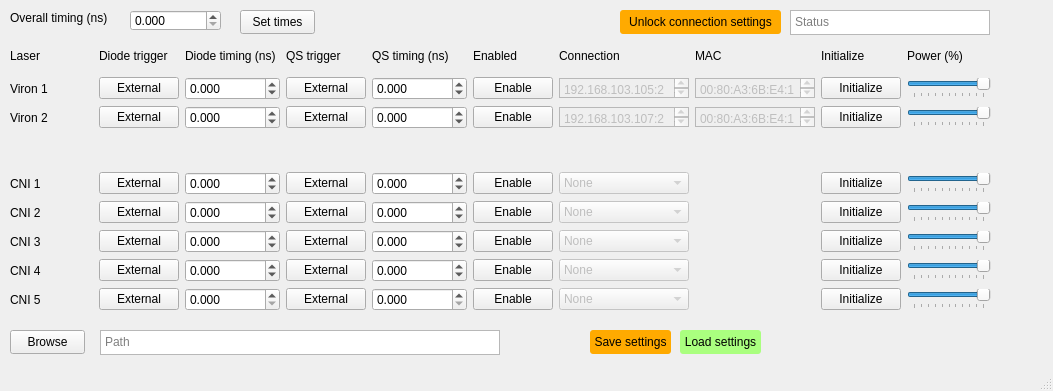
Qt form laser_timing copy.ui (brad-ley/fel-esr) before a commit.
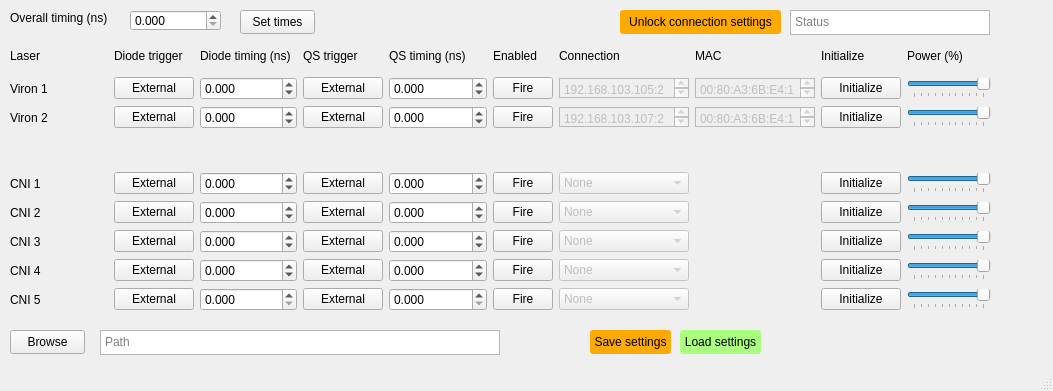
The same form after that commit.

Patch:
```diff
--- a/laser_timing copy.ui
+++ b/laser_timing copy.ui
@@ -738,18 +738,18 @@
       <widget class="QPushButton" name="c4_enabled">
        <property name="minimumSize">
         <size>
-         <width>80</width>
+         <width>60</width>
          <height>0</height>
         </size>
        </property>
        <property name="maximumSize">
         <size>
-         <width>80</width>
+         <width>60</width>
          <height>16777215</height>
         </size>
        </property>
        <property name="text">
-        <string>Enable</string>
+        <string>Fire</string>
        </property>
        <property name="checkable">
         <bool>true</bool>
@@ -838,18 +838,18 @@
       <widget class="QPushButton" name="c3_enabled">
        <property name="minimumSize">
         <size>
-         <width>80</width>
+         <width>60</width>
          <height>0</height>
         </size>
        </property>
        <property name="maximumSize">
         <size>
-         <width>80</width>
+         <width>60</width>
          <height>16777215</height>
         </size>
        </property>
        <property name="text">
-        <string>Enable</string>
+        <string>Fire</string>
        </property>
        <property name="checkable">
         <bool>true</bool>
@@ -895,18 +895,18 @@
       <widget class="QPushButton" name="v1_enabled">
        <property name="minimumSize">
         <size>
-         <width>80</width>
+         <width>60</width>
          <height>0</height>
         </size>
        </property>
        <property name="maximumSize">
         <size>
-         <width>80</width>
+         <width>60</width>
          <height>16777215</height>
         </size>
        </property>
        <property name="text">
-        <string>Enable</string>
+        <string>Fire</string>
        </property>
        <property name="checkable">
         <bool>true</bool>
@@ -1168,18 +1168,18 @@
       <widget class="QPushButton" name="c2_enabled">
        <property name="minimumSize">
         <size>
-         <width>80</width>
+         <width>60</width>
          <height>0</height>
         </size>
        </property>
        <property name="maximumSize">
         <size>
-         <width>80</width>
+         <width>60</width>
          <height>16777215</height>
         </size>
        </property>
        <property name="text">
-        <string>Enable</string>
+        <string>Fire</string>
        </property>
        <property name="checkable">
         <bool>true</bool>
@@ -1226,18 +1226,18 @@
       <widget class="QPushButton" name="c5_enabled">
        <property name="minimumSize">
         <size>
-         <width>80</width>
+         <width>60</width>
          <height>0</height>
         </size>
        </property>
        <property name="maximumSize">
         <size>
-         <width>80</width>
+         <width>60</width>
          <height>16777215</height>
         </size>
        </property>
        <property name="text">
-        <string>Enable</string>
+        <string>Fire</string>
        </property>
        <property name="checkable">
         <bool>true</bool>
@@ -1353,18 +1353,18 @@
       <widget class="QPushButton" name="v2_enabled">
        <property name="minimumSize">
         <size>
-         <width>80</width>
+         <width>60</width>
          <height>0</height>
         </size>
        </property>
        <property name="maximumSize">
         <size>
-         <width>80</width>
+         <width>60</width>
          <height>16777215</height>
         </size>
        </property>
        <property name="text">
-        <string>Enable</string>
+        <string>Fire</string>
        </property>
        <property name="checkable">
         <bool>true</bool>
@@ -1385,18 +1385,18 @@
       <widget class="QPushButton" name="c1_enabled">
        <property name="minimumSize">
         <size>
-         <width>80</width>
+         <width>60</width>
          <height>0</height>
         </size>
        </property>
        <property name="maximumSize">
         <size>
-         <width>80</width>
+         <width>60</width>
          <height>16777215</height>
         </size>
        </property>
        <property name="text">
-        <string>Enable</string>
+        <string>Fire</string>
        </property>
        <property name="checkable">
         <bool>true</bool>
```
